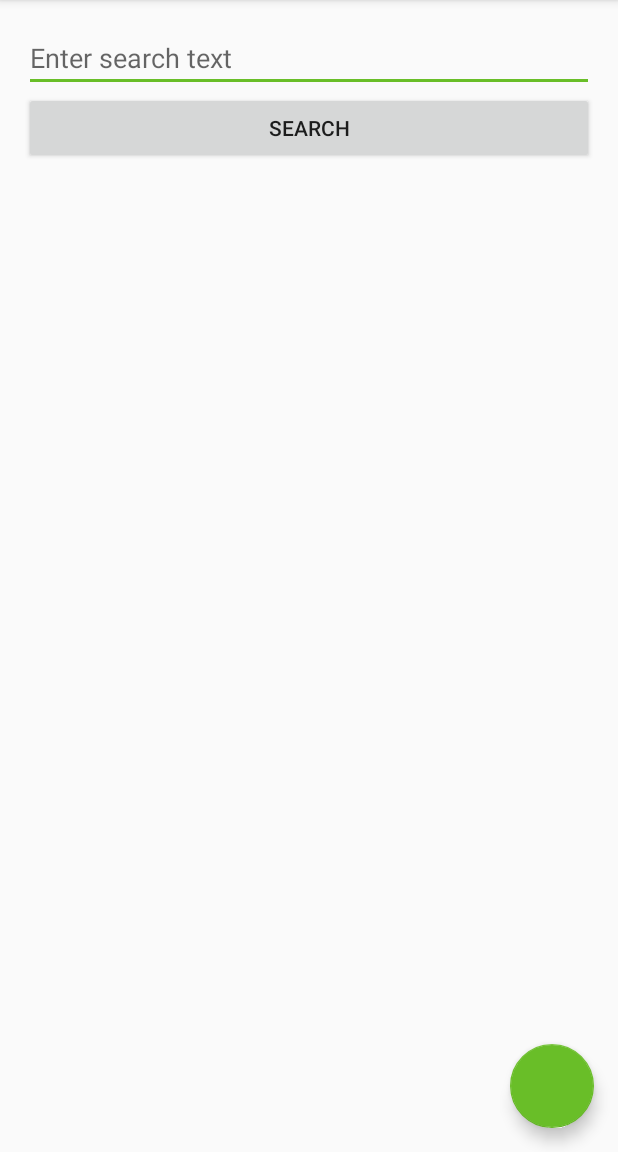
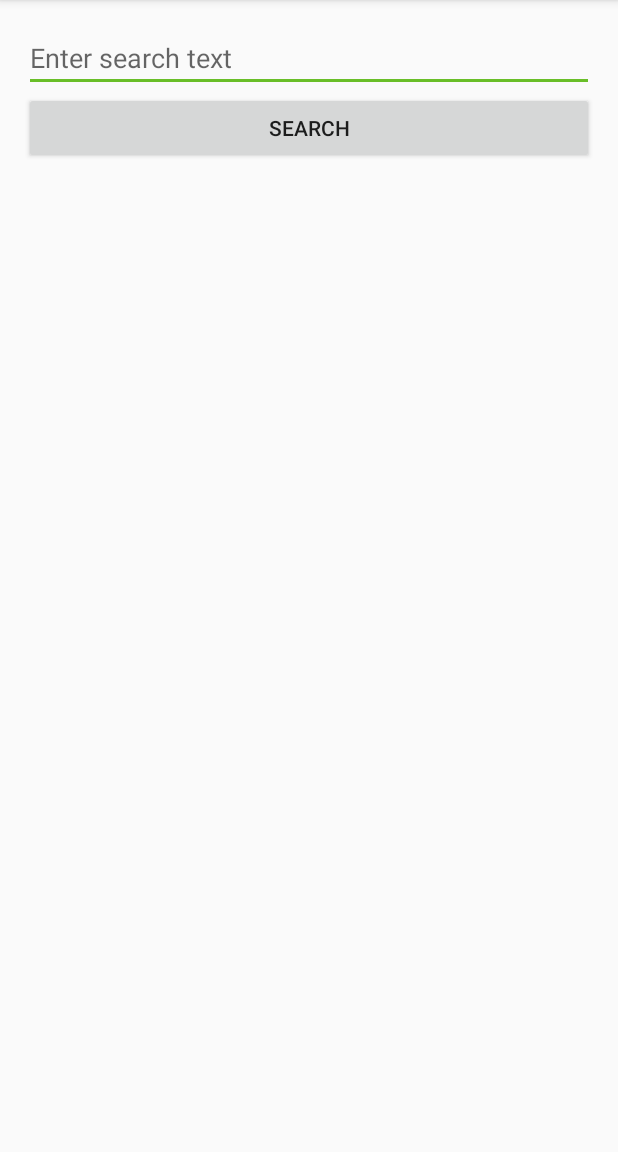
Before and after one commit to amayasan/homeaway, an Android app: the screen it shows after launch (ExploreActivity), on a phone screen of 412 x 824 dp, the part 84-1236 px from its top. Run offline under Robolectric (Android 15) with nearby library versions, the phone set to English and light mode, and no system bars; our stand-ins replace RxJava.

Commit message:
Show/hide the FAB in Search fragment based on venues list size.

```diff
--- a/ExploreAway/app/src/main/java/com/amayasan/exploreaway/ui/fragment/VenueSearchFragment.kt
+++ b/ExploreAway/app/src/main/java/com/amayasan/exploreaway/ui/fragment/VenueSearchFragment.kt
@@ -1,10 +1,13 @@
 package com.amayasan.exploreaway.ui.fragment
 
 import android.content.Intent
+import android.icu.lang.UCharacter.GraphemeClusterBreak.L
+import android.opengl.Visibility
 import android.os.Bundle
 import android.os.Parcelable
 import android.view.LayoutInflater
 import android.view.View
+import android.view.View.VISIBLE
 import android.view.ViewGroup
 import android.widget.AdapterView
 import android.widget.ArrayAdapter
@@ -56,6 +59,8 @@ class VenueSearchFragment : androidx.fragment.app.Fragment() {
         mVenueSearchViewModel.venues.observe(this, Observer {
             // Venues changed, update the data in the adapter
             mRecyclerViewAdapter.setData(it ?: emptyList())
+            // Hide or show the FAB appropriately
+            if (it.isNotEmpty()) venue_search_fab.show() else venue_search_fab.hide()
         })
     }
 
--- a/ExploreAway/app/src/main/res/layout/venue_search_fragment.xml
+++ b/ExploreAway/app/src/main/res/layout/venue_search_fragment.xml
@@ -41,6 +41,7 @@
             android:layout_width="wrap_content"
             android:layout_height="wrap_content"
             android:layout_gravity="end|bottom"
-            android:layout_margin="16dp"/>
+            android:layout_margin="16dp"
+            android:visibility="gone"/>
 
 </FrameLayout>
```
